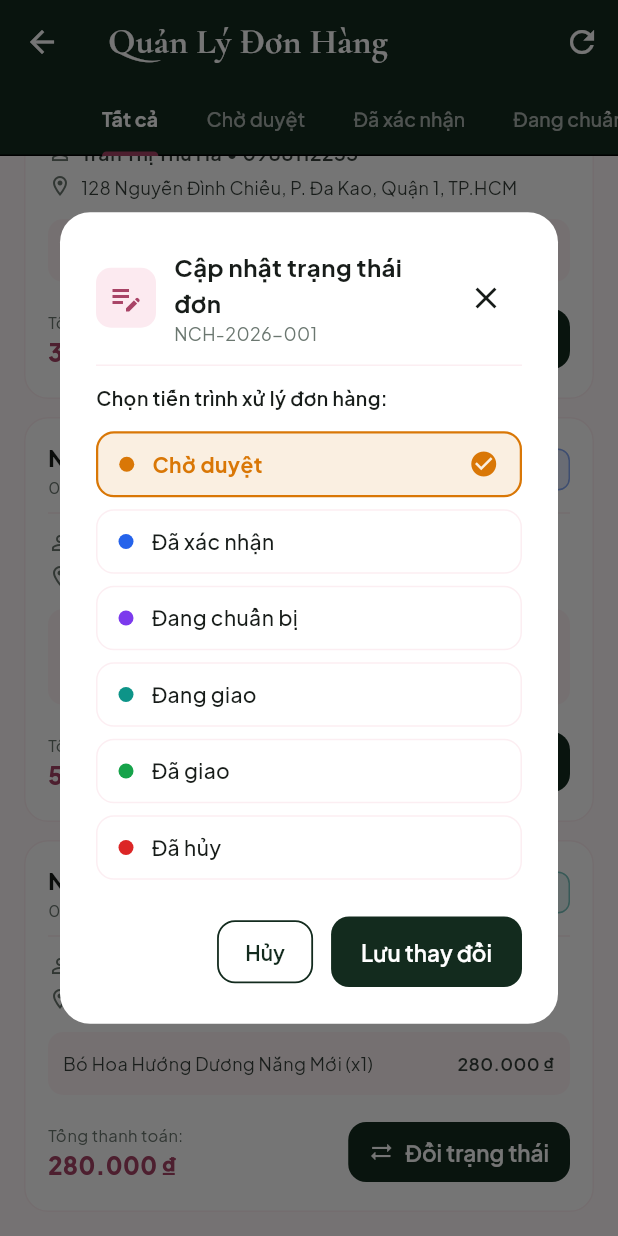
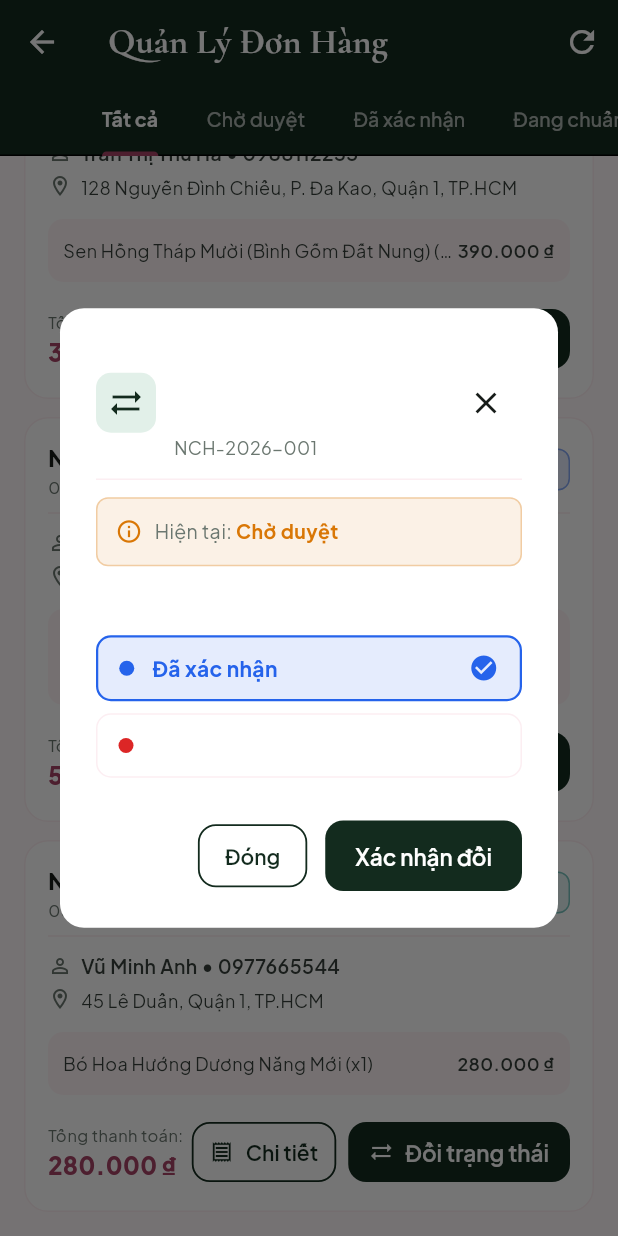
Before and after one commit to hoaithaoo/PRM391_FlowerAndPlantShop, a Flutter app: the OrderManagementScreen screen opened directly, scrolled down 102 dp, after a tap on "Đổi trạng thái", on a phone screen of 412 x 824 dp. Run offline on Flutter 3.47's test engine with Material 3 defaults, Android fonts, the phone set to English and light mode, and no system bars; our stand-ins replace equatable, flutter_bloc, google_fonts; network calls fail.

Commit message:
feat(orders): enforce order state machine workflow and add order detail dialog

```diff
--- a/apps/admin/lib/features/orders/screens/order_management_screen.dart
+++ b/apps/admin/lib/features/orders/screens/order_management_screen.dart
@@ -7,6 +7,7 @@ import 'package:plant_flower_ui/plant_flower_ui.dart';
 import '../bloc/order_bloc.dart';
 import '../bloc/order_event.dart';
 import '../bloc/order_state.dart';
+import '../widgets/order_detail_dialog.dart';
 import '../widgets/order_status_dialog.dart';
 
 class OrderManagementScreen extends StatefulWidget {
@@ -322,6 +323,23 @@ class _OrderManagementScreenState extends State<OrderManagementScreen> with Sing
                     ),
                   ],
                 ),
+                Row(
+                  mainAxisSize: MainAxisSize.min,
+                  children: [
+                    OutlinedButton.icon(
+                      onPressed: () {
+                        showDialog(
+                          context: context,
+                          builder: (_) => OrderDetailDialog(order: o),
+                        );
+                      },
+                      icon: const Icon(Icons.receipt_outlined, size: 16),
+                      label: const Text('Chi tiết'),
+                      style: OutlinedButton.styleFrom(
+                        padding: const EdgeInsets.symmetric(horizontal: 12, vertical: 10),
+                      ),
+                    ),
+                    const SizedBox(width: 8),
                     ElevatedButton.icon(
                       onPressed: () {
                         showDialog(
@@ -336,8 +354,11 @@ class _OrderManagementScreenState extends State<OrderManagementScreen> with Sing
                       label: const Text('Đổi trạng thái'),
                       style: ElevatedButton.styleFrom(
                         backgroundColor: AppColors.primary,
+                        foregroundColor: AppColors.textLight,
                         padding: const EdgeInsets.symmetric(horizontal: 14, vertical: 10),
                       ),
+                    ),
+                  ],
                 ),
               ],
             ),
--- a/apps/admin/lib/features/orders/widgets/order_status_dialog.dart
+++ b/apps/admin/lib/features/orders/widgets/order_status_dialog.dart
@@ -17,11 +17,35 @@ class OrderStatusDialog extends StatefulWidget {
 
 class _OrderStatusDialogState extends State<OrderStatusDialog> {
   late OrderStatus _selectedStatus;
+  late final List<OrderStatus> _availableNextStatuses;
+  late final bool _isTerminalState;
 
   @override
   void initState() {
     super.initState();
     _selectedStatus = widget.order.status;
+    _isTerminalState = widget.order.status == OrderStatus.delivered ||
+        widget.order.status == OrderStatus.cancelled;
+    _availableNextStatuses = _resolveAvailableNextStatuses(widget.order.status);
+    if (_availableNextStatuses.isNotEmpty) {
+      _selectedStatus = _availableNextStatuses.first;
+    }
+  }
+
+  List<OrderStatus> _resolveAvailableNextStatuses(OrderStatus current) {
+    switch (current) {
+      case OrderStatus.pending:
+        return [OrderStatus.confirmed, OrderStatus.cancelled];
+      case OrderStatus.confirmed:
+        return [OrderStatus.processing, OrderStatus.shipping, OrderStatus.cancelled];
+      case OrderStatus.processing:
+        return [OrderStatus.shipping, OrderStatus.cancelled];
+      case OrderStatus.shipping:
+        return [OrderStatus.delivered];
+      case OrderStatus.delivered:
+      case OrderStatus.cancelled:
+        return []; // Terminal states
+    }
   }
 
   Color _getStatusColor(OrderStatus s) {
@@ -43,26 +67,29 @@ class _OrderStatusDialogState extends State<OrderStatusDialog> {
 
   @override
   Widget build(BuildContext context) {
+    final currentColor = _getStatusColor(widget.order.status);
+
     return Dialog(
-      shape: RoundedRectangleBorder(borderRadius: BorderRadius.circular(20)),
+      shape: RoundedRectangleBorder(borderRadius: BorderRadius.circular(16)),
       backgroundColor: Colors.white,
       child: ConstrainedBox(
-        constraints: const BoxConstraints(maxWidth: 450),
+        constraints: const BoxConstraints(maxWidth: 460),
         child: Padding(
           padding: const EdgeInsets.all(24),
           child: Column(
             mainAxisSize: MainAxisSize.min,
             crossAxisAlignment: CrossAxisAlignment.stretch,
             children: [
+              // Header
               Row(
                 children: [
                   Container(
                     padding: const EdgeInsets.all(8),
                     decoration: BoxDecoration(
-                      color: AppColors.accentLight,
+                      color: AppColors.primaryLight,
                       borderRadius: BorderRadius.circular(10),
                     ),
-                    child: const Icon(Icons.edit_note, color: AppColors.accent),
+                    child: const Icon(Icons.sync_alt, color: AppColors.primary),
                   ),
                   const SizedBox(width: 12),
                   Expanded(
@@ -70,11 +97,11 @@ class _OrderStatusDialogState extends State<OrderStatusDialog> {
                       crossAxisAlignment: CrossAxisAlignment.start,
                       children: [
                         Text(
-                          'Cập nhật trạng thái đơn',
-                          style: GoogleFonts.plusJakartaSans(
-                            fontSize: 16,
+                          'Cập Nhật Trạng Thái Đơn',
+                          style: GoogleFonts.cormorantGaramond(
+                            fontSize: 20,
                             fontWeight: FontWeight.w700,
-                            color: AppColors.textHeading,
+                            color: AppColors.textLight,
                           ),
                         ),
                         Text(
@@ -93,19 +120,80 @@ class _OrderStatusDialogState extends State<OrderStatusDialog> {
                   ),
                 ],
               ),
-              const Divider(height: 24),
+              const Divider(height: 24, color: AppColors.border),
 
+              // Current Status Banner
+              Container(
+                padding: const EdgeInsets.all(12),
+                decoration: BoxDecoration(
+                  color: currentColor.withValues(alpha: 0.1),
+                  borderRadius: BorderRadius.circular(8),
+                  border: Border.all(color: currentColor.withValues(alpha: 0.3)),
+                ),
+                child: Row(
+                  children: [
+                    Icon(Icons.info_outline, size: 18, color: currentColor),
+                    const SizedBox(width: 8),
                     Text(
-                'Chọn tiến trình xử lý đơn hàng:',
+                      'Hiện tại: ',
+                      style: GoogleFonts.plusJakartaSans(
+                        fontSize: 13,
+                        color: AppColors.textMuted,
+                      ),
+                    ),
+                    Text(
+                      widget.order.status.label,
+                      style: GoogleFonts.plusJakartaSans(
+                        fontSize: 13,
+                        fontWeight: FontWeight.w700,
+                        color: currentColor,
+                      ),
+                    ),
+                  ],
+                ),
+              ),
+              const SizedBox(height: 16),
+
+              if (_isTerminalState) ...[
+                // Terminal State Notification
+                Container(
+                  padding: const EdgeInsets.all(14),
+                  decoration: BoxDecoration(
+                    color: const Color(0xFFFFF3E0),
+                    borderRadius: BorderRadius.circular(8),
+                    border: Border.all(color: const Color(0xFFFFB74D)),
+                  ),
+                  child: Row(
+                    children: [
+                      const Icon(Icons.lock, size: 20, color: Color(0xFFE65100)),
+                      const SizedBox(width: 10),
+                      Expanded(
+                        child: Text(
+                          'Đơn hàng đã ở trạng thái kết thúc (${widget.order.status.label}), '
+                          'không thể thay đổi trạng thái nữa theo quy chuẩn State Machine (Mục 11).',
+                          style: GoogleFonts.plusJakartaSans(
+                            fontSize: 12,
+                            color: const Color(0xFFE65100),
+                            fontWeight: FontWeight.w500,
+                          ),
+                        ),
+                      ),
+                    ],
+                  ),
+                ),
+              ] else ...[
+                // Allowed Next Transitions List
+                Text(
+                  'Chọn trạng thái tiếp theo hợp lệ:',
                   style: GoogleFonts.plusJakartaSans(
                     fontSize: 13,
                     fontWeight: FontWeight.w600,
-                  color: AppColors.textHeading,
+                    color: AppColors.textLight,
                   ),
                 ),
-              const SizedBox(height: 12),
+                const SizedBox(height: 10),
 
-              ...OrderStatus.values.map((status) {
+                ..._availableNextStatuses.map((status) {
                   final isSelected = _selectedStatus == status;
                   final color = _getStatusColor(status);
 
@@ -117,12 +205,12 @@ class _OrderStatusDialogState extends State<OrderStatusDialog> {
                           _selectedStatus = status;
                         });
                       },
-                    borderRadius: BorderRadius.circular(12),
+                      borderRadius: BorderRadius.circular(10),
                       child: Container(
                         padding: const EdgeInsets.symmetric(horizontal: 14, vertical: 10),
                         decoration: BoxDecoration(
                           color: isSelected ? color.withValues(alpha: 0.12) : Colors.white,
-                        borderRadius: BorderRadius.circular(12),
+                          borderRadius: BorderRadius.circular(10),
                           border: Border.all(
                             color: isSelected ? color : AppColors.border,
                             width: isSelected ? 1.5 : 1,
@@ -144,7 +232,7 @@ class _OrderStatusDialogState extends State<OrderStatusDialog> {
                               style: GoogleFonts.plusJakartaSans(
                                 fontSize: 14,
                                 fontWeight: isSelected ? FontWeight.w700 : FontWeight.w500,
-                              color: isSelected ? color : AppColors.textHeading,
+                                color: isSelected ? color : AppColors.textLight,
                               ),
                             ),
                             const Spacer(),
@@ -155,18 +243,24 @@ class _OrderStatusDialogState extends State<OrderStatusDialog> {
                     ),
                   );
                 }),
+              ],
 
-              const SizedBox(height: 16),
+              const SizedBox(height: 20),
+              // Actions
               Row(
                 mainAxisAlignment: MainAxisAlignment.end,
                 children: [
                   OutlinedButton(
                     onPressed: () => Navigator.of(context).pop(),
-                    child: const Text('Hủy'),
+                    child: const Text('Đóng'),
                   ),
+                  if (!_isTerminalState) ...[
                     const SizedBox(width: 12),
                     ElevatedButton(
-                    style: ElevatedButton.styleFrom(backgroundColor: AppColors.primary),
+                      style: ElevatedButton.styleFrom(
+                        backgroundColor: AppColors.primary,
+                        foregroundColor: AppColors.textLight,
+                      ),
                       onPressed: () {
                         context.read<OrderBloc>().add(
                               UpdateOrderStatusEvent(
@@ -176,8 +270,9 @@ class _OrderStatusDialogState extends State<OrderStatusDialog> {
                             );
                         Navigator.of(context).pop();
                       },
-                    child: const Text('Lưu thay đổi'),
+                      child: const Text('Xác nhận đổi'),
                     ),
+                  ],
                 ],
               ),
             ],
```
Also changed, not shown: apps/admin/lib/features/orders/widgets/order_detail_dialog.dart (added, +297 -0 lines), 1 other file. Lines whose indentation alone changed are shown as unchanged.
